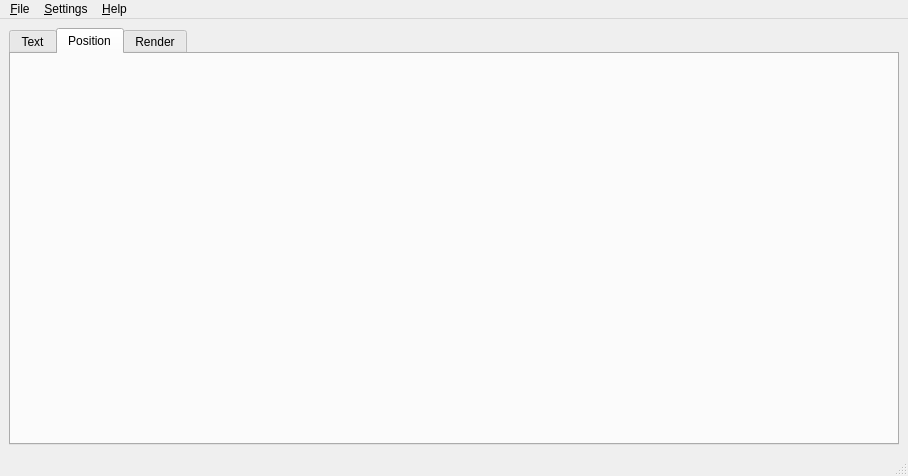
The window that src/cmainwindow.ui (AlekseyDurachenko/creepinglinecreator) describes before a commit, drawn with Qt 5.
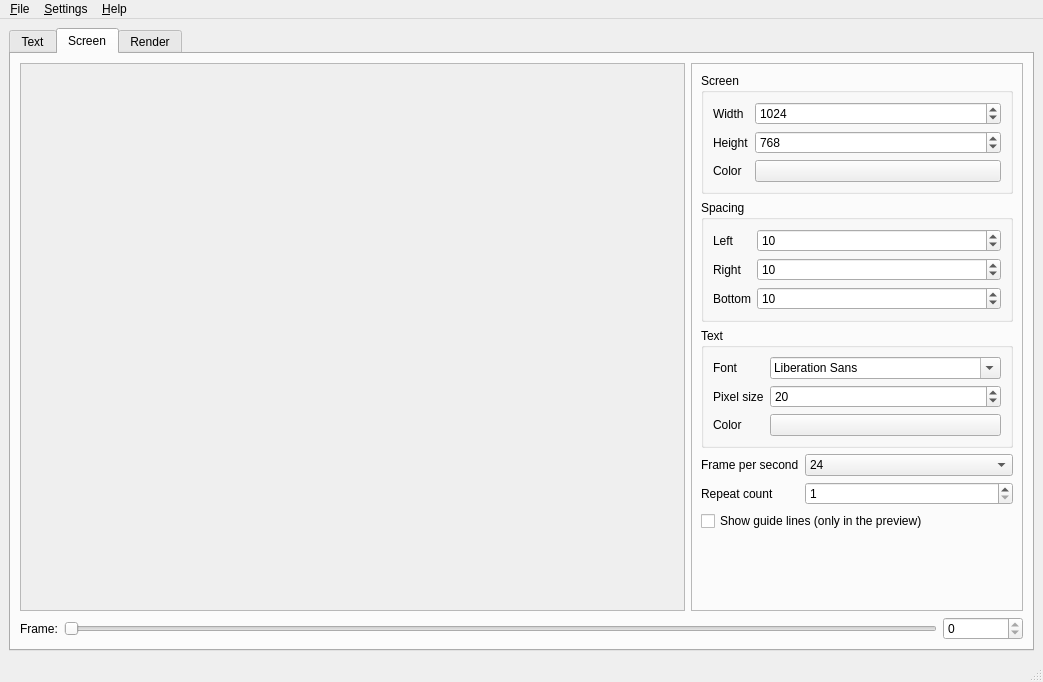
The same window after the commit. The open tabs and pages were chosen to show the change. Icons and pictures are not drawn.

Commit message: gui for preview screen

```diff
--- a/src/cmainwindow.ui
+++ b/src/cmainwindow.ui
@@ -6,8 +6,8 @@
    <rect>
     <x>0</x>
     <y>0</y>
-    <width>908</width>
-    <height>476</height>
+    <width>1043</width>
+    <height>682</height>
    </rect>
   </property>
   <property name="windowTitle">
@@ -105,8 +105,374 @@
       </widget>
       <widget class="QWidget" name="tabPosition">
        <attribute name="title">
-        <string>Position</string>
+        <string>Screen</string>
        </attribute>
+       <layout class="QVBoxLayout" name="verticalLayout_3">
+        <item>
+         <layout class="QHBoxLayout" name="horizontalLayout_2">
+          <item>
+           <widget class="QScrollArea" name="scrollArea_image">
+            <property name="widgetResizable">
+             <bool>true</bool>
+            </property>
+            <property name="alignment">
+             <set>Qt::AlignCenter</set>
+            </property>
+            <widget class="QWidget" name="scrollAreaWidgetContents">
+             <property name="geometry">
+              <rect>
+               <x>0</x>
+               <y>0</y>
+               <width>721</width>
+               <height>544</height>
+              </rect>
+             </property>
+            </widget>
+           </widget>
+          </item>
+          <item>
+           <widget class="QFrame" name="frame_positionControls">
+            <property name="frameShape">
+             <enum>QFrame::StyledPanel</enum>
+            </property>
+            <property name="frameShadow">
+             <enum>QFrame::Raised</enum>
+            </property>
+            <layout class="QVBoxLayout" name="verticalLayout_4">
+             <item>
+              <widget class="QGroupBox" name="groupBox_2">
+               <property name="title">
+                <string>Screen</string>
+               </property>
+               <layout class="QGridLayout" name="gridLayout_2">
+                <item row="0" column="0">
+                 <widget class="QLabel" name="label_screenWidth">
+                  <property name="text">
+                   <string>Width</string>
+                  </property>
+                 </widget>
+                </item>
+                <item row="1" column="0">
+                 <widget class="QLabel" name="label_screenHeight">
+                  <property name="sizePolicy">
+                   <sizepolicy hsizetype="Maximum" vsizetype="Preferred">
+                    <horstretch>0</horstretch>
+                    <verstretch>0</verstretch>
+                   </sizepolicy>
+                  </property>
+                  <property name="text">
+                   <string>Height</string>
+                  </property>
+                 </widget>
+                </item>
+                <item row="0" column="1">
+                 <widget class="QSpinBox" name="spinBox_screenWidth">
+                  <property name="minimum">
+                   <number>320</number>
+                  </property>
+                  <property name="maximum">
+                   <number>1920</number>
+                  </property>
+                  <property name="singleStep">
+                   <number>1</number>
+                  </property>
+                  <property name="value">
+                   <number>1024</number>
+                  </property>
+                 </widget>
+                </item>
+                <item row="1" column="1">
+                 <widget class="QSpinBox" name="spinBox_screenHeight">
+                  <property name="minimum">
+                   <number>240</number>
+                  </property>
+                  <property name="maximum">
+                   <number>1200</number>
+                  </property>
+                  <property name="value">
+                   <number>768</number>
+                  </property>
+                 </widget>
+                </item>
+                <item row="2" column="1">
+                 <widget class="QPushButton" name="pushButton_screenColor">
+                  <property name="text">
+                   <string/>
+                  </property>
+                 </widget>
+                </item>
+                <item row="2" column="0">
+                 <widget class="QLabel" name="label_screenColor">
+                  <property name="text">
+                   <string>Color</string>
+                  </property>
+                 </widget>
+                </item>
+               </layout>
+              </widget>
+             </item>
+             <item>
+              <widget class="QGroupBox" name="groupBox_3">
+               <property name="title">
+                <string>Spacing</string>
+               </property>
+               <layout class="QGridLayout" name="gridLayout_3">
+                <item row="0" column="1">
+                 <widget class="QSpinBox" name="spinBox_spaceLeft">
+                  <property name="maximum">
+                   <number>1920</number>
+                  </property>
+                  <property name="value">
+                   <number>10</number>
+                  </property>
+                 </widget>
+                </item>
+                <item row="1" column="1">
+                 <widget class="QSpinBox" name="spinBox_spaceRight">
+                  <property name="maximum">
+                   <number>1920</number>
+                  </property>
+                  <property name="value">
+                   <number>10</number>
+                  </property>
+                 </widget>
+                </item>
+                <item row="2" column="0">
+                 <widget class="QLabel" name="label_spaceBottom">
+                  <property name="sizePolicy">
+                   <sizepolicy hsizetype="Maximum" vsizetype="Preferred">
+                    <horstretch>0</horstretch>
+                    <verstretch>0</verstretch>
+                   </sizepolicy>
+                  </property>
+                  <property name="text">
+                   <string>Bottom</string>
+                  </property>
+                 </widget>
+                </item>
+                <item row="1" column="0">
+                 <widget class="QLabel" name="label_spaceRight">
+                  <property name="text">
+                   <string>Right</string>
+                  </property>
+                 </widget>
+                </item>
+                <item row="2" column="1">
+                 <widget class="QSpinBox" name="spinBox_spaceBottom">
+                  <property name="maximum">
+                   <number>1200</number>
+                  </property>
+                  <property name="value">
+                   <number>10</number>
+                  </property>
+                 </widget>
+                </item>
+                <item row="0" column="0">
+                 <widget class="QLabel" name="label_spaceLeft">
+                  <property name="text">
+                   <string>Left</string>
+                  </property>
+                 </widget>
+                </item>
+               </layout>
+              </widget>
+             </item>
+             <item>
+              <widget class="QGroupBox" name="groupBox">
+               <property name="title">
+                <string>Text</string>
+               </property>
+               <layout class="QGridLayout" name="gridLayout">
+                <item row="0" column="0">
+                 <widget class="QLabel" name="label_textFont">
+                  <property name="text">
+                   <string>Font</string>
+                  </property>
+                 </widget>
+                </item>
+                <item row="1" column="0">
+                 <widget class="QLabel" name="label_textPixelSize">
+                  <property name="sizePolicy">
+                   <sizepolicy hsizetype="Maximum" vsizetype="Preferred">
+                    <horstretch>0</horstretch>
+                    <verstretch>0</verstretch>
+                   </sizepolicy>
+                  </property>
+                  <property name="text">
+                   <string>Pixel size</string>
+                  </property>
+                 </widget>
+                </item>
+                <item row="0" column="1">
+                 <widget class="QFontComboBox" name="fontComboBox_textFont"/>
+                </item>
+                <item row="1" column="1">
+                 <widget class="QSpinBox" name="spinBox_textPixelSize">
+                  <property name="minimum">
+                   <number>8</number>
+                  </property>
+                  <property name="maximum">
+                   <number>1200</number>
+                  </property>
+                  <property name="value">
+                   <number>20</number>
+                  </property>
+                 </widget>
+                </item>
+                <item row="2" column="0">
+                 <widget class="QLabel" name="label_textColor">
+                  <property name="text">
+                   <string>Color</string>
+                  </property>
+                 </widget>
+                </item>
+                <item row="2" column="1">
+                 <widget class="QPushButton" name="pushButton_textColor">
+                  <property name="text">
+                   <string/>
+                  </property>
+                 </widget>
+                </item>
+               </layout>
+              </widget>
+             </item>
+             <item>
+              <layout class="QGridLayout" name="gridLayout_4">
+               <item row="1" column="1">
+                <widget class="QSpinBox" name="spinBox">
+                 <property name="minimum">
+                  <number>1</number>
+                 </property>
+                 <property name="maximum">
+                  <number>999</number>
+                 </property>
+                </widget>
+               </item>
+               <item row="0" column="0">
+                <widget class="QLabel" name="label">
+                 <property name="sizePolicy">
+                  <sizepolicy hsizetype="Maximum" vsizetype="Preferred">
+                   <horstretch>0</horstretch>
+                   <verstretch>0</verstretch>
+                  </sizepolicy>
+                 </property>
+                 <property name="text">
+                  <string>Frame per second</string>
+                 </property>
+                </widget>
+               </item>
+               <item row="1" column="0">
+                <widget class="QLabel" name="label_2">
+                 <property name="text">
+                  <string>Repeat count</string>
+                 </property>
+                </widget>
+               </item>
+               <item row="0" column="1">
+                <widget class="QComboBox" name="comboBox">
+                 <item>
+                  <property name="text">
+                   <string>24</string>
+                  </property>
+                 </item>
+                 <item>
+                  <property name="text">
+                   <string>25</string>
+                  </property>
+                 </item>
+                 <item>
+                  <property name="text">
+                   <string>29.97</string>
+                  </property>
+                 </item>
+                 <item>
+                  <property name="text">
+                   <string>30</string>
+                  </property>
+                 </item>
+                 <item>
+                  <property name="text">
+                   <string>59.94</string>
+                  </property>
+                 </item>
+                 <item>
+                  <property name="text">
+                   <string>60</string>
+                  </property>
+                 </item>
+                </widget>
+               </item>
+              </layout>
+             </item>
+             <item>
+              <widget class="QCheckBox" name="checkBox">
+               <property name="text">
+                <string>Show guide lines (only in the preview)</string>
+               </property>
+              </widget>
+             </item>
+             <item>
+              <spacer name="verticalSpacer_2">
+               <property name="orientation">
+                <enum>Qt::Vertical</enum>
+               </property>
+               <property name="sizeHint" stdset="0">
+                <size>
+                 <width>20</width>
+                 <height>40</height>
+                </size>
+               </property>
+              </spacer>
+             </item>
+            </layout>
+           </widget>
+          </item>
+         </layout>
+        </item>
+        <item>
+         <layout class="QHBoxLayout" name="horizontalLayout_3">
+          <item>
+           <widget class="QLabel" name="label_frameNumber">
+            <property name="text">
+             <string>Frame:</string>
+            </property>
+           </widget>
+          </item>
+          <item>
+           <widget class="QSlider" name="horizontalSlider_frameNumber">
+            <property name="maximum">
+             <number>0</number>
+            </property>
+            <property name="orientation">
+             <enum>Qt::Horizontal</enum>
+            </property>
+            <property name="invertedControls">
+             <bool>false</bool>
+            </property>
+            <property name="tickPosition">
+             <enum>QSlider::NoTicks</enum>
+            </property>
+            <property name="tickInterval">
+             <number>21</number>
+            </property>
+           </widget>
+          </item>
+          <item>
+           <widget class="QSpinBox" name="spinBox_frameNumber">
+            <property name="minimumSize">
+             <size>
+              <width>80</width>
+              <height>0</height>
+             </size>
+            </property>
+            <property name="maximum">
+             <number>0</number>
+            </property>
+           </widget>
+          </item>
+         </layout>
+        </item>
+       </layout>
       </widget>
       <widget class="QWidget" name="tabRender">
        <attribute name="title">
@@ -122,7 +488,7 @@
     <rect>
      <x>0</x>
      <y>0</y>
-     <width>908</width>
+     <width>1043</width>
      <height>20</height>
     </rect>
    </property>
```
Left out of the diff: 25 changed lines with no effect on the pictures. The commit also changes 3 other files.
